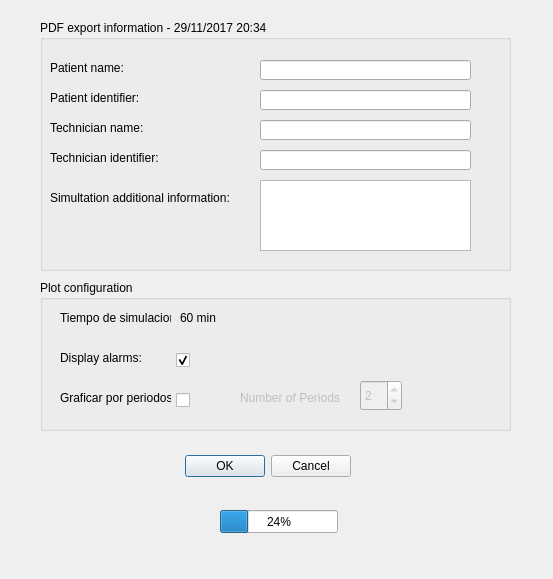
Before: the Qt Designer form prueba.ui in gastonashby/Servoglu, drawn with Qt 5.
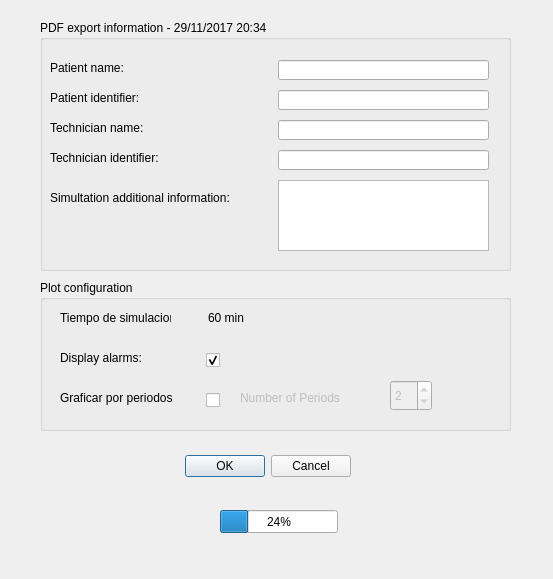
After: the same form once the commit is applied.

Commit message: SERVOGLU traduccion

The edit to the form file:
```diff
--- a/prueba.ui
+++ b/prueba.ui
@@ -60,7 +60,7 @@
    <widget class="QLineEdit" name="patientName">
     <property name="geometry">
      <rect>
-      <x>220</x>
+      <x>238</x>
       <y>40</y>
       <width>211</width>
       <height>20</height>
@@ -85,7 +85,7 @@
      <rect>
       <x>10</x>
       <y>170</y>
-      <width>241</width>
+      <width>221</width>
       <height>16</height>
      </rect>
     </property>
@@ -109,7 +109,7 @@
    <widget class="QLineEdit" name="technicianName">
     <property name="geometry">
      <rect>
-      <x>220</x>
+      <x>238</x>
       <y>100</y>
       <width>211</width>
       <height>20</height>
@@ -119,7 +119,7 @@
    <widget class="QTextEdit" name="simulationAdditionalInfo">
     <property name="geometry">
      <rect>
-      <x>220</x>
+      <x>238</x>
       <y>160</y>
       <width>211</width>
       <height>71</height>
@@ -129,7 +129,7 @@
    <widget class="QLineEdit" name="patientIdentifier">
     <property name="geometry">
      <rect>
-      <x>220</x>
+      <x>238</x>
       <y>70</y>
       <width>211</width>
       <height>20</height>
@@ -152,7 +152,7 @@
    <widget class="QLineEdit" name="technicianIdentifier">
     <property name="geometry">
      <rect>
-      <x>220</x>
+      <x>238</x>
       <y>130</y>
       <width>211</width>
       <height>20</height>
@@ -180,7 +180,7 @@
      <rect>
       <x>200</x>
       <y>110</y>
-      <width>111</width>
+      <width>141</width>
       <height>16</height>
      </rect>
     </property>
@@ -197,7 +197,7 @@
     </property>
     <property name="geometry">
      <rect>
-      <x>320</x>
+      <x>350</x>
       <y>100</y>
       <width>42</width>
       <height>31</height>
@@ -219,7 +219,7 @@
    <widget class="QCheckBox" name="plotByPeriods">
     <property name="geometry">
      <rect>
-      <x>130</x>
+      <x>160</x>
       <y>110</y>
       <width>20</width>
       <height>20</height>
@@ -240,7 +240,7 @@
      <rect>
       <x>20</x>
       <y>110</y>
-      <width>111</width>
+      <width>141</width>
       <height>16</height>
      </rect>
     </property>
@@ -251,7 +251,7 @@
    <widget class="QCheckBox" name="displayAlarm">
     <property name="geometry">
      <rect>
-      <x>130</x>
+      <x>160</x>
       <y>70</y>
       <width>20</width>
       <height>20</height>
@@ -272,7 +272,7 @@
      <rect>
       <x>20</x>
       <y>70</y>
-      <width>81</width>
+      <width>141</width>
       <height>16</height>
      </rect>
     </property>
@@ -296,7 +296,7 @@
    <widget class="QLabel" name="label_15">
     <property name="geometry">
      <rect>
-      <x>140</x>
+      <x>168</x>
       <y>30</y>
       <width>81</width>
       <height>16</height>
```
The commit also changes 1 other file.
